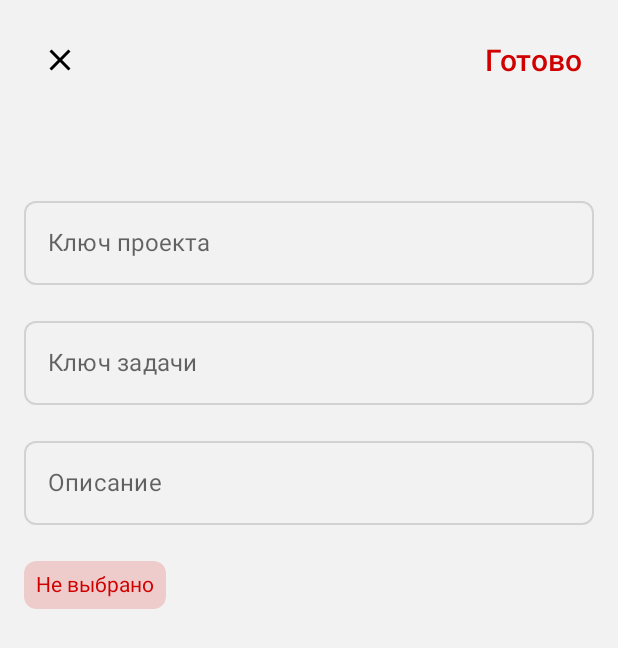
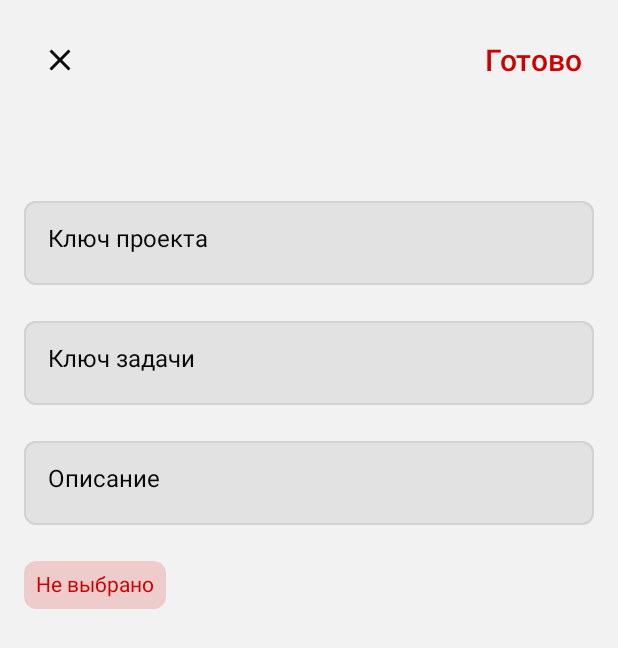
Before and after one commit to Modnica12/Compose-DTracker, an Android app built with Jetpack Compose: the composable TrackerDetailsView called with empty values, on a phone screen of 412 x 824 dp. Shown: the top 648 px of the screen. Run offline under Robolectric (Android 15) with nearby library versions, the phone set to English and light mode, and no system bars.

```diff
--- a/common/core-ui/src/commonMain/kotlin/components/DropDownMenu.kt
+++ b/common/core-ui/src/commonMain/kotlin/components/DropDownMenu.kt
@@ -18,6 +18,7 @@ import androidx.compose.ui.unit.dp
 import theme.Theme
 import theme.Theme.colors
 import theme.Theme.dimens
+import theme.Theme.typography
 
 @Composable
 fun DropDownMenu(
@@ -58,6 +59,8 @@ fun DropDownMenuItem(
             .fillMaxWidth()
             .clickable(interactionSource = interactionSource, indication = indication) { onClick() }
             .padding(vertical = dimens.default, horizontal = dimens.normal),
-        text = text
+        text = text,
+        style = typography.bodyNormal,
+        color = colors.onPrimaryContainerText
     )
 }
--- a/common/core-ui/src/commonMain/kotlin/components/TextField.kt
+++ b/common/core-ui/src/commonMain/kotlin/components/TextField.kt
@@ -27,11 +27,16 @@ fun FullWidthTextField(
         textStyle = textStyle,
         shape = shapes.roundedDefault,
         colors = TextFieldDefaults.outlinedTextFieldColors(
-            textColor = colors.onPrimaryContainerText,
+            textColor = colors.onPrimaryText,
+            backgroundColor = colors.primaryBackground,
             unfocusedBorderColor = colors.primaryContainerBorder,
             focusedBorderColor = colors.primaryContainerBorder
         ),
-        placeholder = { placeholder?.let { Text(text = it) } },
+        placeholder = {
+            placeholder?.let {
+                Text(text = it, style = typography.bodyNormal, color = colors.onPrimaryText)
+            }
+        },
         onValueChange = onValueChange
     )
 }
--- a/common/core-ui/src/commonMain/kotlin/theme/Theme.kt
+++ b/common/core-ui/src/commonMain/kotlin/theme/Theme.kt
@@ -1,12 +1,16 @@
 package theme
 
+import androidx.compose.foundation.isSystemInDarkTheme
 import androidx.compose.runtime.Composable
 import androidx.compose.runtime.CompositionLocalProvider
 
 @Composable
-fun AppTheme(content: @Composable () -> Unit) {
+fun AppTheme(
+    darkTheme: Boolean = isSystemInDarkTheme(),
+    content: @Composable () -> Unit
+) {
     CompositionLocalProvider(
-        LocalColorProvider provides defaultPalette,
+        LocalColorProvider provides if (darkTheme) darkPalette else defaultPalette,
         LocalTypographyProvider provides defaultTypography,
         LocalShapeProvider provides defaultShapes,
         LocalDimenProvider provides defaultDimens,
--- a/feature/tracker/presentation/src/commonMain/kotlin/details/view/TrackerDetailsView.kt
+++ b/feature/tracker/presentation/src/commonMain/kotlin/details/view/TrackerDetailsView.kt
@@ -73,7 +73,7 @@ fun TrackerDetailsView(
     ) {
         Row(modifier = Modifier.fillMaxWidth(), verticalAlignment = Alignment.CenterVertically) {
             IconButton(onClick = onCloseClick) {
-                Icon(imageVector = Icons.Default.Close, contentDescription = null)
+                Icon(imageVector = Icons.Default.Close, tint = colors.onPrimaryContainerText, contentDescription = null)
             }
             Spacer(modifier = Modifier.weight(1f))
             TextButton(onClick = onCreateClick) {
--- a/feature/tracker/presentation/src/commonMain/kotlin/list/view/TrackerRecordsView.kt
+++ b/feature/tracker/presentation/src/commonMain/kotlin/list/view/TrackerRecordsView.kt
@@ -152,6 +152,7 @@ private fun TaskGroupHeader(
         Icon(
             modifier = Modifier.rotate(iconRotationDegrees),
             imageVector = Icons.Default.KeyboardArrowRight,
+            tint = colors.onPrimaryContainerText,
             contentDescription = null
         )
         HeaderText(modifier = Modifier.weight(1f), text = name.ifEmpty { "Задача не выбрана" })
@@ -174,6 +175,7 @@ private fun TaskGroupRecord(record: TrackerListItem.Record) {
             modifier = Modifier.weight(1f),
             text = record.description,
             style = typography.bodyNormal,
+            color = colors.onPrimaryContainerText,
             maxLines = 1,
             overflow = TextOverflow.Ellipsis
         )
@@ -200,6 +202,7 @@ private fun TrackerRecord(record: TrackerListItem.Record) {
             Text(
                 text = record.description,
                 style = typography.bodyNormal,
+                color = colors.onPrimaryContainerText,
                 maxLines = 1,
                 overflow = TextOverflow.Ellipsis
             )
```
Also changed, not shown: common/core-ui/src/commonMain/kotlin/theme/Color.kt (+11 -0 lines).
